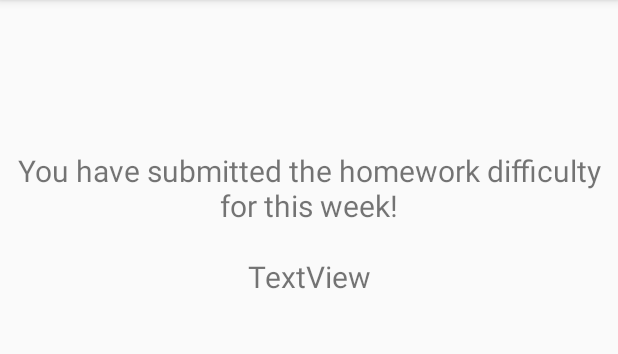
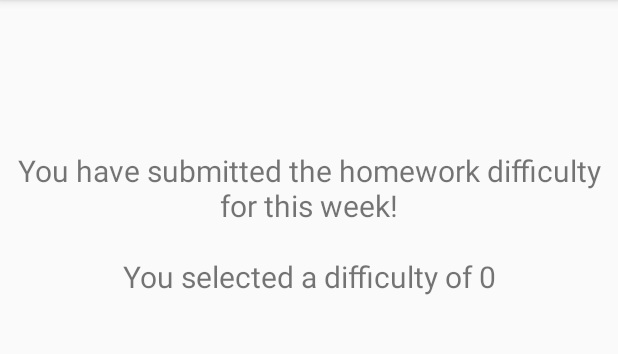
Before and after one commit to Kanavb2/Geoffs_Geob, an Android app: the fragment HomeworkFragment shown on its own in the app's theme, after a tap on "SUBMIT", on a phone screen of 412 x 824 dp, the part 84-438 px from its top. Run offline under Robolectric (Android 15) with nearby library versions, the light colour scheme and no system bars; our stand-ins replace navigation-ui; Roboto replaces fonts that are not available here; 2 statements that could not run were skipped.

Commit message:
i did a good!!!!! <3

```diff
--- a/app/build.gradle
+++ b/app/build.gradle
@@ -18,6 +18,10 @@ android {
             proguardFiles getDefaultProguardFile('proguard-android-optimize.txt'), 'proguard-rules.pro'
         }
     }
+    compileOptions {
+        sourceCompatibility = 1.8
+        targetCompatibility = 1.8
+    }
 }
 
 dependencies {
--- a/app/src/main/java/com/example/geoffsgeob/ui/homework/HomeworkFragment.java
+++ b/app/src/main/java/com/example/geoffsgeob/ui/homework/HomeworkFragment.java
@@ -25,6 +25,9 @@ import java.util.Random;
 
 public class HomeworkFragment extends Fragment {
 
+    interface iLikePrettyCode {
+        void onSubmit();
+    }
     private HomeworkViewModel homeworkViewModel;
     private int homeworkDifficulty;
     private Spinner homework;
@@ -44,35 +47,49 @@ public class HomeworkFragment extends Fragment {
 
         final TextView advice = root.findViewById(R.id.hwAdvice);
         final TextView enterDifficulty = root.findViewById(R.id.enterDifficultyHw);
+        TextView difficultySet = root.findViewById(R.id.difficultySet);
+        difficultySet.setVisibility(View.GONE);
         final TextView submitted = root.findViewById(R.id.submittedHw);
         submitted.setVisibility(View.GONE);
         homework = root.findViewById(R.id.hwDifficulty);
         final Button submitButton = root.findViewById(R.id.hwSubmit);
-        submitButton.setOnClickListener(new View.OnClickListener() {
-            @Override
-            public void onClick(final View v) {
-                MainActivity.toggleHW();
-                MainActivity.setHwSelection(homeworkDifficulty);
-                homework.setVisibility(View.GONE);
-                submitButton.setVisibility(View.GONE);
-                text.setVisibility(View.GONE);
-                advice.setVisibility(View.GONE);
-                enterDifficulty.setVisibility(View.GONE);
-                submitted.setVisibility(View.VISIBLE);
-            }
-        });
 
-        if (MainActivity.getHWSubmit()) {
+        iLikePrettyCode r = () ->
+        {
             homework.setVisibility(View.GONE);
             submitButton.setVisibility(View.GONE);
             text.setVisibility(View.GONE);
             advice.setVisibility(View.GONE);
             enterDifficulty.setVisibility(View.GONE);
             submitted.setVisibility(View.VISIBLE);
+            difficultySet.setVisibility(View.VISIBLE);
+            difficultySet.setText("You selected a difficulty of " + MainActivity.getHwSelection());
+        };
+
+        submitButton.setOnClickListener(v -> {
+            MainActivity.toggleHW();
+            MainActivity.setHwSelection(homeworkDifficulty);
+            r.onSubmit();
+        });
+
+        if (MainActivity.getHWSubmit()) {
+            r.onSubmit();
         }
         Random random = new Random();
         int optimumHW = random.nextInt(10);
 
+        runSpinner();
+
+        int hwChange = (homeworkDifficulty - optimumHW) - 2;  //create a function: +3, +2, +1, 0, -1, -2....
+        HomeFragment.progressBar(0, hwChange); //put function in mainactivity
+        //put homefragment.nextweek in MainActivity
+        //do the boolean logic thing
+        //previous week = hwdifficulty using that one variable that doesn't change until the end of the function
+
+        return root;
+    }
+
+    public void runSpinner() {
         // Create an ArrayAdapter using the string array and a default spinner layout
         ArrayAdapter<CharSequence> adapter = ArrayAdapter.createFromResource(this.getActivity(),
                 R.array.difficulty, R.layout.spinner_layout);
@@ -96,13 +113,5 @@ public class HomeworkFragment extends Fragment {
                 // Not relevant to the MP - can be left blank
             }
         });
-
-        int hwChange = (homeworkDifficulty - optimumHW) - 2;  //create a function: +3, +2, +1, 0, -1, -2....
-        HomeFragment.progressBar(0, hwChange); //put function in mainactivity
-        //put homefragment.nextweek in MainActivity
-        //do the boolean logic thing
-        //previous week = hwdifficulty using that one variable that doesn't change until the end of the function
-
-        return root;
     }
 }
--- a/app/src/main/res/layout/fragment_homework.xml
+++ b/app/src/main/res/layout/fragment_homework.xml
@@ -62,7 +62,7 @@
 
 
     <TextView
-        android:id="@+id/meow"
+        android:id="@+id/difficultySet"
         android:layout_width="match_parent"
         android:layout_height="wrap_content"
         android:layout_marginStart="8dp"
--- a/app/src/main/res/layout/fragment_midterm.xml
+++ b/app/src/main/res/layout/fragment_midterm.xml
@@ -59,7 +59,7 @@
         android:textSize="20sp" />
 
     <TextView
-        android:id="@+id/meow"
+        android:id="@+id/difficultySet"
         android:layout_width="match_parent"
         android:layout_height="wrap_content"
         android:layout_marginStart="8dp"
--- a/app/src/main/res/layout/fragment_mp.xml
+++ b/app/src/main/res/layout/fragment_mp.xml
@@ -59,7 +59,7 @@
         android:textSize="20sp" />
 
     <TextView
-        android:id="@+id/meow"
+        android:id="@+id/difficultySet"
         android:layout_width="match_parent"
         android:layout_height="wrap_content"
         android:layout_marginStart="8dp"
--- a/app/src/main/res/layout/fragment_quiz.xml
+++ b/app/src/main/res/layout/fragment_quiz.xml
@@ -61,7 +61,7 @@
         android:textSize="20sp" />
 
     <TextView
-        android:id="@+id/meow"
+        android:id="@+id/difficultySet"
         android:layout_width="match_parent"
         android:layout_height="wrap_content"
         android:layout_marginStart="8dp"
```
Also changed, not shown: app/src/main/java/com/example/geoffsgeob/MainActivity.java (+9 -0 lines), app/src/main/java/com/example/geoffsgeob/ui/home/HomeFragment.java (+12 -17 lines), app/src/main/java/com/example/geoffsgeob/ui/midterm/MidtermFragment.java (+29 -20 lines), app/src/main/java/com/example/geoffsgeob/ui/mp/MpFragment.java (+29 -20 lines), app/src/main/java/com/example/geoffsgeob/ui/quiz/QuizFragment.java (+28 -19 lines).
